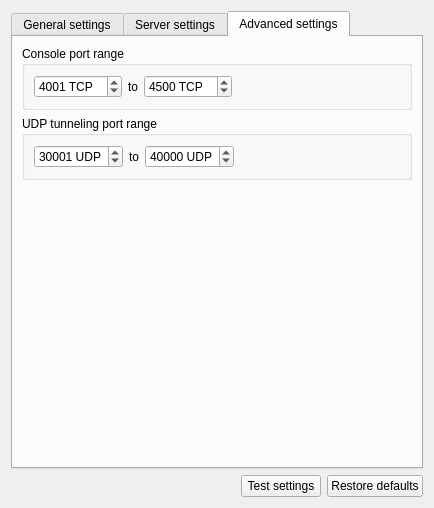
Qt form gns3/modules/iou/ui/iou_preferences_page.ui (GNS3/gns3-gui) before a commit.
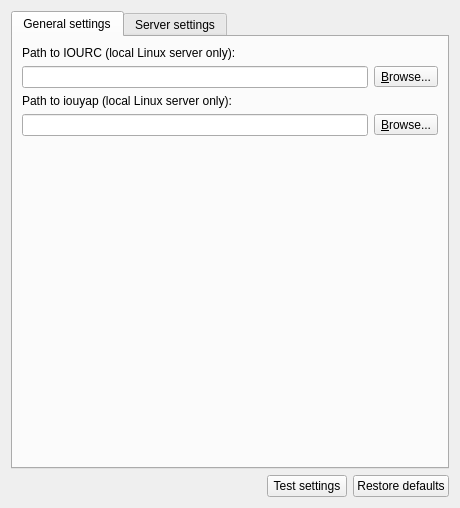
The same form after that commit. The open tabs and pages were chosen to show the change.

Commit message: Drop console port settings, now it's global

Diff of the .ui file:
```diff
--- a/gns3/modules/iou/ui/iou_preferences_page.ui
+++ b/gns3/modules/iou/ui/iou_preferences_page.ui
@@ -6,7 +6,7 @@
    <rect>
     <x>0</x>
     <y>0</y>
-    <width>432</width>
+    <width>460</width>
     <height>508</height>
    </rect>
   </property>
@@ -51,7 +51,7 @@
        <item row="2" column="0">
         <widget class="QLabel" name="uiIOURCPathLabel">
          <property name="text">
-          <string>Path to IOURC (pushed to the server):</string>
+          <string>Path to IOURC (local Linux server only):</string>
          </property>
         </widget>
        </item>
@@ -133,136 +133,6 @@
        </item>
       </layout>
      </widget>
-     <widget class="QWidget" name="tab">
-      <attribute name="title">
-       <string>Advanced settings</string>
-      </attribute>
-      <layout class="QVBoxLayout" name="verticalLayout">
-       <item>
-        <widget class="QGroupBox" name="uiConsolePortRangeGroupBox">
-         <property name="title">
-          <string>Console port range</string>
-         </property>
-         <layout class="QHBoxLayout" name="horizontalLayout">
-          <item>
-           <widget class="QSpinBox" name="uiConsoleStartPortSpinBox">
-            <property name="suffix">
-             <string notr="true"> TCP</string>
-            </property>
-            <property name="maximum">
-             <number>65535</number>
-            </property>
-            <property name="value">
-             <number>4001</number>
-            </property>
-           </widget>
-          </item>
-          <item>
-           <widget class="QLabel" name="uiConsolePortRangeLabel">
-            <property name="text">
-             <string>to</string>
-            </property>
-           </widget>
-          </item>
-          <item>
-           <widget class="QSpinBox" name="uiConsoleEndPortSpinBox">
-            <property name="suffix">
-             <string notr="true"> TCP</string>
-            </property>
-            <property name="maximum">
-             <number>65535</number>
-            </property>
-            <property name="value">
-             <number>4500</number>
-            </property>
-           </widget>
-          </item>
-          <item>
-           <spacer name="horizontalSpacer_3">
-            <property name="orientation">
-             <enum>Qt::Horizontal</enum>
-            </property>
-            <property name="sizeHint" stdset="0">
-             <size>
-              <width>40</width>
-              <height>20</height>
-             </size>
-            </property>
-           </spacer>
-          </item>
-         </layout>
-        </widget>
-       </item>
-       <item>
-        <widget class="QGroupBox" name="uiUDPPortRangeGroupBox">
-         <property name="title">
-          <string>UDP tunneling port range</string>
-         </property>
-         <layout class="QHBoxLayout" name="horizontalLayout_4">
-          <item>
-           <widget class="QSpinBox" name="uiUDPStartPortSpinBox">
-            <property name="suffix">
-             <string notr="true"> UDP</string>
-            </property>
-            <property name="maximum">
-             <number>65535</number>
-            </property>
-            <property name="value">
-             <number>30001</number>
-            </property>
-           </widget>
-          </item>
-          <item>
-           <widget class="QLabel" name="uiUDPPortRangeLabel">
-            <property name="text">
-             <string>to</string>
-            </property>
-           </widget>
-          </item>
-          <item>
-           <widget class="QSpinBox" name="uiUDPEndPortSpinBox">
-            <property name="suffix">
-             <string notr="true"> UDP</string>
-            </property>
-            <property name="maximum">
-             <number>65535</number>
-            </property>
-            <property name="value">
-             <number>40000</number>
-            </property>
-           </widget>
-          </item>
-          <item>
-           <spacer name="horizontalSpacer_2">
-            <property name="orientation">
-             <enum>Qt::Horizontal</enum>
-            </property>
-            <property name="sizeHint" stdset="0">
-             <size>
-              <width>147</width>
-              <height>20</height>
-             </size>
-            </property>
-           </spacer>
-          </item>
-         </layout>
-        </widget>
-       </item>
-       <item>
-        <spacer name="verticalSpacer">
-         <property name="orientation">
-          <enum>Qt::Vertical</enum>
-         </property>
-         <property name="sizeHint" stdset="0">
-          <size>
-           <width>20</width>
-           <height>304</height>
-          </size>
-         </property>
-        </spacer>
-       </item>
-      </layout>
-     </widget>
     </widget>
    </item>
    <item>
```
The commit also changes 1 other file.
